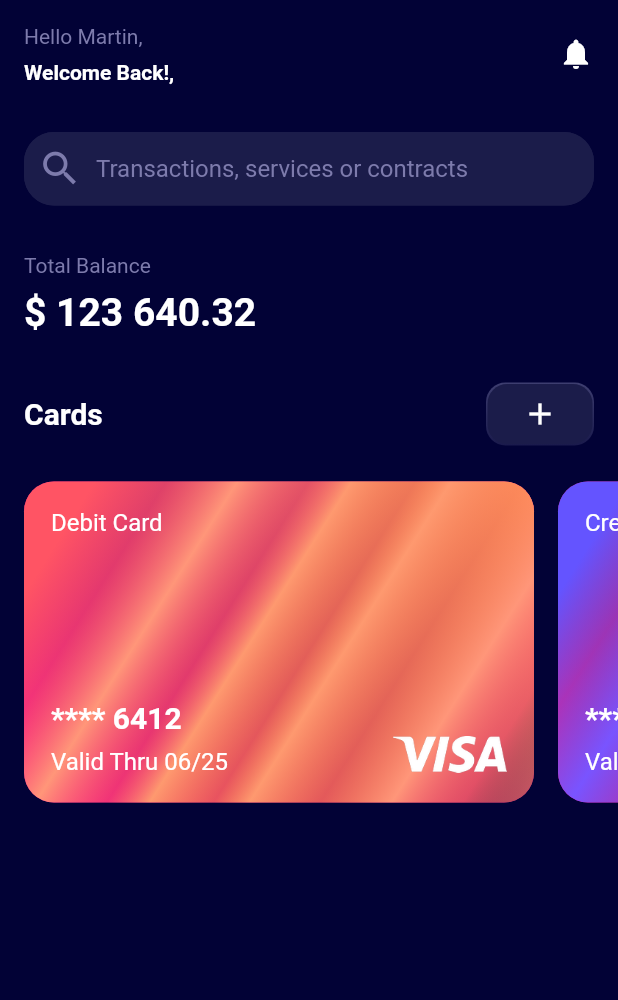
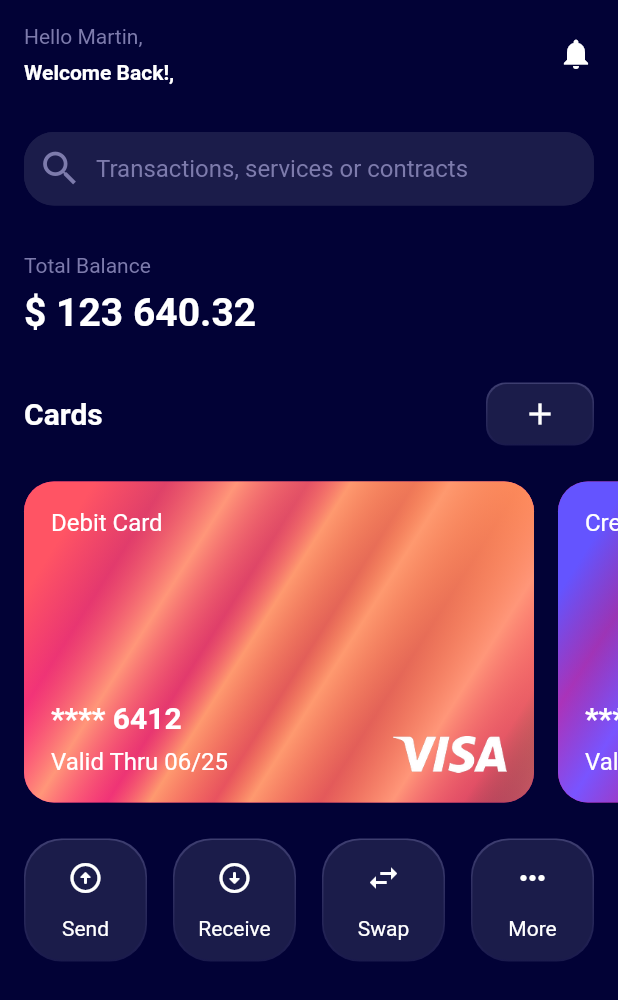
Before and after one commit to c0ff33-b34n/personal_finance_ui_flutter, a Flutter app: the screen it shows after launch, on a phone screen of 412 x 824 dp. Shown: the top 1000 px of the screen. Run offline on Flutter 3.47's test engine with Material 2 defaults, Android fonts, the phone set to English and light mode, and no system bars.

Commit message:
Add TransactionButtons

```diff
--- a/lib/main.dart
+++ b/lib/main.dart
@@ -1,6 +1,7 @@
 import 'package:flutter/material.dart';
 import 'package:flutter/services.dart';
 import 'package:personal_finance_tracking_ui/models/card_model.dart';
+import 'package:personal_finance_tracking_ui/transaction_button.dart';
 
 import 'colors.dart';
 import 'models/card_model.dart' as paymentCardClass;
@@ -40,6 +41,7 @@ class MyApp extends StatelessWidget {
                 height: 230,
                 child: _buildPaymentCardsListView(context),
               ),
+              transactionButtons,
             ],
           ),
         ),
@@ -215,6 +217,40 @@ ListView _buildPaymentCardsListView(BuildContext context) {
   );
 }
 
+Widget transactionButtons = Container(
+  padding: const EdgeInsets.all(16),
+  child: Row(
+    mainAxisAlignment: MainAxisAlignment.spaceBetween,
+    children: [
+      TransactionButton(
+        buttonName: 'Send',
+        icon: const Icon(
+          Icons.arrow_circle_up_rounded,
+          color: kTextColorPrimaryDark,
+        ),
+      ),
+      TransactionButton(
+          buttonName: 'Receive',
+          icon: const Icon(
+            Icons.arrow_circle_down_rounded,
+            color: kTextColorPrimaryDark,
+          )),
+      TransactionButton(
+          buttonName: 'Swap',
+          icon: const Icon(
+            Icons.swap_horiz,
+            color: kTextColorPrimaryDark,
+          )),
+      TransactionButton(
+          buttonName: 'More',
+          icon: const Icon(
+            Icons.more_horiz,
+            color: kTextColorPrimaryDark,
+          )),
+    ],
+  ),
+);
+
 ThemeData _buildAppTheme() {
   final ThemeData base = ThemeData.light();
   return base.copyWith(
--- /dev/null
+++ b/lib/transaction_button.dart
@@ -0,0 +1,53 @@
+import 'package:flutter/material.dart';
+import 'package:personal_finance_tracking_ui/colors.dart';
+
+class TransactionButton extends StatelessWidget {
+  const TransactionButton(
+      {required this.buttonName, required this.icon, Key? key})
+      : super(key: key);
+
+  final String buttonName;
+  final Widget icon;
+
+  @override
+  Widget build(BuildContext context) {
+    return Stack(
+      alignment: AlignmentDirectional.center,
+      children: [
+        Container(
+          height: 82.0,
+          width: 82.0,
+          padding: const EdgeInsets.all(0.0),
+          alignment: Alignment.bottomCenter,
+          decoration: BoxDecoration(
+            borderRadius: BorderRadius.circular(25.0),
+            gradient: LinearGradient(
+              begin: Alignment.topCenter,
+              end: Alignment.bottomCenter,
+              colors: <Color>[
+                kButtonGradientTopDark,
+                kButtonGradientBottomDark,
+              ],
+            ),
+          ),
+        ),
+        Container(
+          height: 80.0,
+          width: 80.0,
+          padding: EdgeInsets.zero,
+          decoration: BoxDecoration(
+            color: kBackgroundSecondaryDark,
+            borderRadius: BorderRadius.circular(25.0),
+          ),
+          child: Column(
+            mainAxisAlignment: MainAxisAlignment.spaceEvenly,
+            children: [
+              icon,
+              Text(buttonName),
+            ],
+          ),
+        ),
+      ],
+    );
+  }
+}
```
